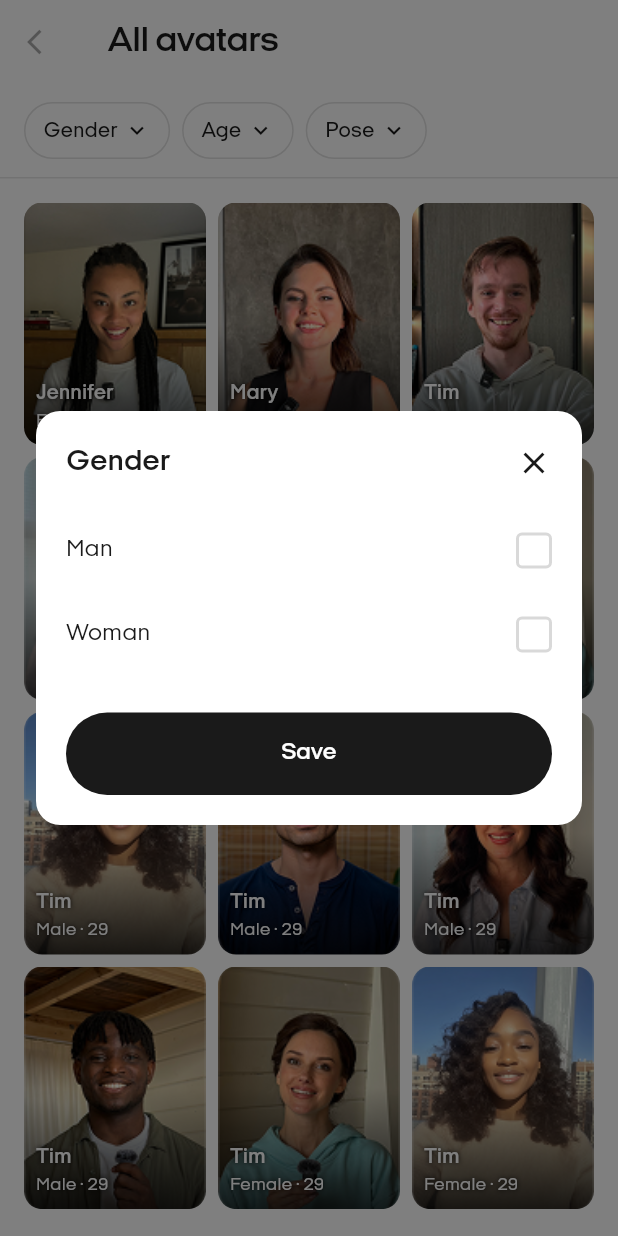
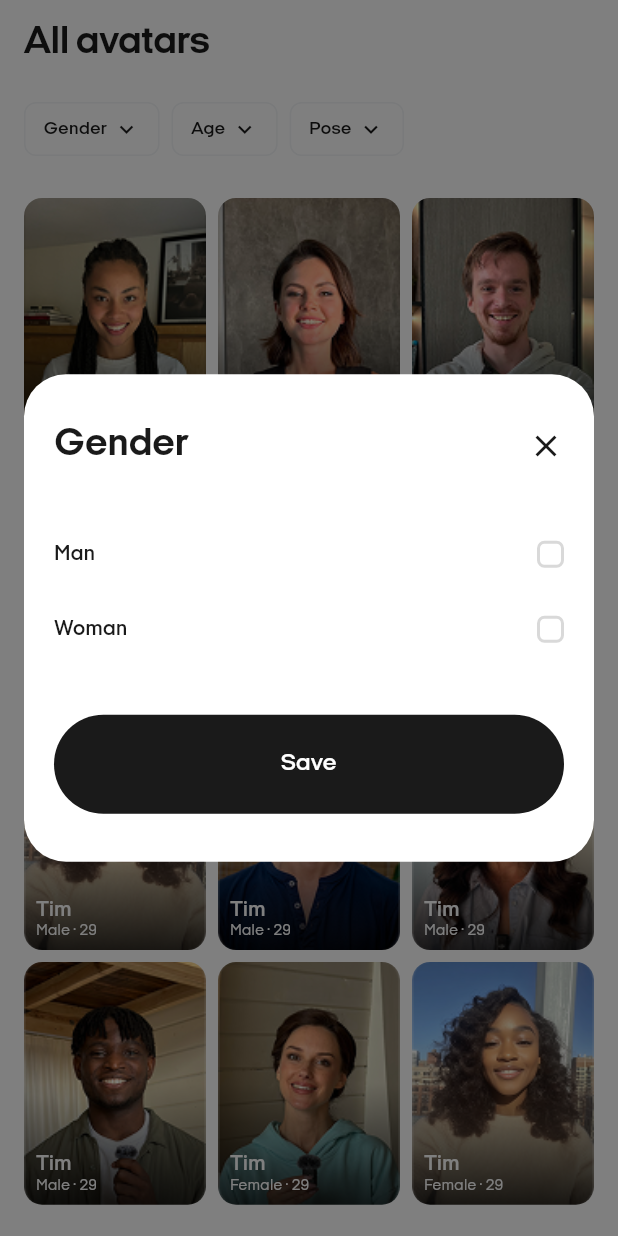
Before and after one commit to alexpays99/zeely_test_task, a Flutter app: the screen it shows after launch, after a tap on "Gender", on a phone screen of 412 x 824 dp. Run offline on Flutter 3.47's test engine with Material 3 defaults, Android fonts, the phone set to English and light mode, and no system bars.

Commit message:
improvement: app polish

```diff
--- a/lib/core/constants/app_colors.dart
+++ b/lib/core/constants/app_colors.dart
@@ -12,6 +12,7 @@ abstract final class AppColors {
   static const Color chipSelectedBackground = Color(0xFF1A1A1A);
   static const Color chipSelectedText = Color(0xFFFFFFFF);
   static const Color chipBorder = Color(0xFFE0E0E0);
+  static const Color borderDefault = Color(0xFFF2F4F6);
   static const Color buttonPrimary = Color(0xFF1A1A1A);
   static const Color buttonText = Color(0xFFFFFFFF);
   static const Color iconColor = Color(0xFF1A1A1A);
--- /dev/null
+++ b/lib/core/theme/app_text_styles.dart
@@ -0,0 +1,64 @@
+import 'package:flutter/material.dart';
+
+import '../constants/app_colors.dart';
+import 'app_theme.dart';
+
+abstract final class AppTextStyles {
+  static const TextStyle _base = TextStyle(
+    fontFamily: AppTheme.fontFamily,
+    color: AppColors.textPrimary,
+  );
+
+  static TextStyle get titleLarge =>
+      _base.copyWith(fontSize: 26, fontWeight: FontWeight.w700, height: 1.2);
+
+  static TextStyle get titleMedium =>
+      _base.copyWith(fontSize: 26, fontWeight: FontWeight.w700, height: 1.2);
+
+  static TextStyle get emptyStateTitle =>
+      _base.copyWith(fontSize: 22, fontWeight: FontWeight.w700, height: 1.2);
+
+  static TextStyle get emptyStateAction =>
+      _base.copyWith(fontSize: 16, fontWeight: FontWeight.w600, height: 1.35);
+
+  static TextStyle get filterChipLabel =>
+      _base.copyWith(fontSize: 12, fontWeight: FontWeight.w600, height: 1.0);
+
+  static TextStyle get filterChipCount => _base.copyWith(
+    fontSize: 12,
+    fontWeight: FontWeight.w700,
+    height: 1.0,
+    color: AppColors.textPrimary,
+  );
+
+  static TextStyle get filterOptionTitle =>
+      _base.copyWith(fontSize: 14, fontWeight: FontWeight.w600, height: 1.1);
+
+  static TextStyle get filterOptionSubtitle => _base.copyWith(
+    fontSize: 14,
+    fontWeight: FontWeight.w400,
+    height: 1.4,
+    color: AppColors.textPrimary,
+  );
+
+  static TextStyle get avatarName => _base.copyWith(
+    fontSize: 14,
+    fontWeight: FontWeight.w600,
+    color: AppColors.white,
+    height: 1.2,
+  );
+
+  static TextStyle get avatarSubtitle => _base.copyWith(
+    fontSize: 10,
+    fontWeight: FontWeight.w400,
+    color: AppColors.white,
+    height: 1.0,
+  );
+
+  static TextStyle get buttonLabel => _base.copyWith(
+    fontSize: 16,
+    fontWeight: FontWeight.w600,
+    height: 1.0,
+    color: AppColors.white,
+  );
+}
--- a/lib/main.dart
+++ b/lib/main.dart
@@ -5,7 +5,7 @@ import 'core/theme/app_theme.dart';
 import 'data/datasources/avatar_local_datasource.dart';
 import 'data/repositories/avatar_repository_impl.dart';
 import 'presentation/controllers/avatar_list_controller.dart';
-import 'presentation/screens/avatar_list_screen.dart';
+import 'presentation/avatar_list_screen.dart';
 
 void main() {
   runApp(const MyApp());
--- a/lib/presentation/screens/avatar_list_screen.dart
+++ b/lib/presentation/avatar_list_screen.dart
@@ -1,18 +1,18 @@
 import 'package:flutter/material.dart';
 import 'package:provider/provider.dart';
 
-import '../../core/constants/app_colors.dart';
-import '../../core/constants/app_strings.dart';
-import '../../core/utils/filter_display_helper.dart';
-import '../../domain/entities/age_group.dart';
-import '../../domain/entities/gender.dart';
-import '../../domain/entities/pose.dart';
-import '../controllers/avatar_list_controller.dart';
-import '../widgets/avatar_grid.dart';
-import '../widgets/avatar_list_app_bar.dart';
-import '../widgets/empty_state_view.dart';
-import '../widgets/filter_bar.dart';
-import '../widgets/filter_popup.dart';
+import '../core/constants/app_colors.dart';
+import '../core/constants/app_strings.dart';
+import '../core/utils/filter_display_helper.dart';
+import '../domain/entities/age_group.dart';
+import '../domain/entities/gender.dart';
+import '../domain/entities/pose.dart';
+import 'controllers/avatar_list_controller.dart';
+import 'widgets/avatar_grid.dart';
+import 'widgets/avatar_list_app_bar.dart';
+import 'widgets/empty_state_view.dart';
+import 'widgets/filter_bar.dart';
+import 'widgets/filter_popup.dart';
 
 class AvatarListScreen extends StatefulWidget {
   const AvatarListScreen({super.key});
@@ -34,7 +34,8 @@ class _AvatarListScreenState extends State<AvatarListScreen> {
       backgroundColor: AppColors.surface,
       appBar: const AvatarListAppBar(),
       body: Consumer<AvatarListController>(
-        builder: (context, controller, _) => Column(
+        builder:
+            (context, controller, _) => Column(
               children: [
                 FilterBar(
                   filter: controller.filter,
@@ -44,11 +45,13 @@ class _AvatarListScreenState extends State<AvatarListScreen> {
                   onAgeTap: () => _showAgeFilter(controller),
                   onPoseTap: () => _showPoseFilter(controller),
                 ),
-            const Divider(height: 1, color: AppColors.divider),
                 Expanded(
-              child: controller.hasResults
+                  child:
+                      controller.hasResults
                           ? AvatarGrid(avatars: controller.avatars)
-                  : EmptyStateView(onClearFilters: controller.clearAllFilters),
+                          : EmptyStateView(
+                            onClearFilters: controller.clearAllFilters,
+                          ),
                 ),
               ],
             ),
--- a/lib/presentation/widgets/avatar_grid_item.dart
+++ b/lib/presentation/widgets/avatar_grid_item.dart
@@ -1,5 +1,6 @@
 import 'package:flutter/material.dart';
 import '../../core/constants/app_colors.dart';
+import '../../core/theme/app_text_styles.dart';
 import '../../core/utils/filter_display_helper.dart';
 import '../../domain/entities/avatar.dart';
 
@@ -26,9 +27,7 @@ class AvatarGridItem extends StatelessWidget {
               child: Center(
                 child: Text(
                   avatar.name[0],
-                  style: const TextStyle(
-                    fontSize: 32,
-                    fontWeight: FontWeight.w600,
+                  style: AppTextStyles.titleLarge.copyWith(
                     color: AppColors.textSecondary,
                   ),
                 ),
@@ -45,31 +44,11 @@ class AvatarGridItem extends StatelessWidget {
               children: [
                 Text(
                   avatar.name,
-                  style: const TextStyle(
-                    fontSize: 14,
-                    fontWeight: FontWeight.w600,
-                    color: AppColors.white,
-                    shadows: [
-                      Shadow(
-                        blurRadius: 4,
-                        color: AppColors.black,
-                      ),
-                    ],
-                  ),
+                  style: AppTextStyles.avatarName,
                 ),
                 Text(
                   '${FilterDisplayHelper.getGenderShortLabel(avatar.gender)} · ${avatar.age}',
-                  style: const TextStyle(
-                    fontSize: 12,
-                    fontWeight: FontWeight.w400,
-                    color: AppColors.white,
-                    shadows: [
-                      Shadow(
-                        blurRadius: 4,
-                        color: AppColors.black,
-                      ),
-                    ],
-                  ),
+                  style: AppTextStyles.avatarSubtitle,
                 ),
               ],
             ),
--- a/lib/presentation/widgets/avatar_list_app_bar.dart
+++ b/lib/presentation/widgets/avatar_list_app_bar.dart
@@ -1,13 +1,12 @@
 import 'package:flutter/material.dart';
+
 import '../../core/constants/app_strings.dart';
+import '../../core/theme/app_text_styles.dart';
 
 class AvatarListAppBar extends StatelessWidget implements PreferredSizeWidget {
   final VoidCallback? onBackPressed;
 
-  const AvatarListAppBar({
-    super.key,
-    this.onBackPressed,
-  });
+  const AvatarListAppBar({super.key, this.onBackPressed});
 
   @override
   Size get preferredSize => const Size.fromHeight(kToolbarHeight);
@@ -15,11 +14,7 @@ class AvatarListAppBar extends StatelessWidget implements PreferredSizeWidget {
   @override
   Widget build(BuildContext context) {
     return AppBar(
-      leading: IconButton(
-        icon: const Icon(Icons.arrow_back_ios, size: 20),
-        onPressed: onBackPressed,
-      ),
-      title: const Text(AppStrings.allAvatars),
+      title: Text(AppStrings.allAvatars, style: AppTextStyles.titleLarge),
     );
   }
 }
--- a/lib/presentation/widgets/clear_filters_button.dart
+++ b/lib/presentation/widgets/clear_filters_button.dart
@@ -1,29 +1,25 @@
 import 'package:flutter/material.dart';
+
 import '../../core/constants/app_colors.dart';
 
 class ClearFiltersButton extends StatelessWidget {
   final VoidCallback onTap;
 
-  const ClearFiltersButton({
-    super.key,
-    required this.onTap,
-  });
+  const ClearFiltersButton({super.key, required this.onTap});
 
   @override
   Widget build(BuildContext context) {
     return GestureDetector(
       onTap: onTap,
       child: Container(
-        padding: const EdgeInsets.all(8),
-        decoration: const BoxDecoration(
-          color: AppColors.chipBackground,
-          shape: BoxShape.circle,
+        height: 36,
+        width: 36,
+        decoration: BoxDecoration(
+          color: AppColors.surface,
+          borderRadius: BorderRadius.circular(8),
+          border: Border.all(color: AppColors.borderDefault),
         ),
-        child: const Icon(
-          Icons.close,
-          size: 16,
-          color: AppColors.iconColor,
-        ),
+        child: const Icon(Icons.close, size: 24, color: AppColors.iconColor),
       ),
     );
   }
--- a/lib/presentation/widgets/empty_state_view.dart
+++ b/lib/presentation/widgets/empty_state_view.dart
@@ -1,14 +1,13 @@
 import 'package:flutter/material.dart';
-import '../../core/constants/app_colors.dart';
+import 'package:zeely_test_task/core/constants/app_colors.dart';
+
 import '../../core/constants/app_strings.dart';
+import '../../core/theme/app_text_styles.dart';
 
 class EmptyStateView extends StatelessWidget {
   final VoidCallback onClearFilters;
 
-  const EmptyStateView({
-    super.key,
-    required this.onClearFilters,
-  });
+  const EmptyStateView({super.key, required this.onClearFilters});
 
   @override
   Widget build(BuildContext context) {
@@ -18,31 +17,29 @@ class EmptyStateView extends StatelessWidget {
         child: Column(
           mainAxisAlignment: MainAxisAlignment.center,
           children: [
-            Image.asset(
-              'assets/images/empty_cup.png',
-              width: 120,
-              height: 120,
-            ),
+            Image.asset('assets/images/empty_cup.png', width: 120, height: 120),
             const SizedBox(height: 24),
-            const Text(
+            Text(
               AppStrings.nothingFound,
               textAlign: TextAlign.center,
-              style: TextStyle(
-                fontSize: 16,
-                fontWeight: FontWeight.w400,
-                color: AppColors.textSecondary,
-              ),
+              style: AppTextStyles.emptyStateTitle,
             ),
             const SizedBox(height: 16),
             GestureDetector(
               onTap: onClearFilters,
-              child: const Text(
-                AppStrings.clearFilters,
-                style: TextStyle(
-                  fontSize: 16,
-                  fontWeight: FontWeight.w500,
-                  color: AppColors.clearFiltersText,
-                  decoration: TextDecoration.underline,
+              child: Container(
+                padding: const EdgeInsets.symmetric(
+                  horizontal: 32,
+                  vertical: 20,
+                ),
+                decoration: BoxDecoration(
+                  color: AppColors.white,
+                  borderRadius: BorderRadius.circular(100),
+                  border: Border.all(color: AppColors.borderDefault, width: 1),
+                ),
+                child: Text(
+                  AppStrings.clearFilters,
+                  style: AppTextStyles.emptyStateAction,
                 ),
               ),
             ),
--- a/lib/presentation/widgets/filter_chip_button.dart
+++ b/lib/presentation/widgets/filter_chip_button.dart
@@ -1,5 +1,7 @@
 import 'package:flutter/material.dart';
+
 import '../../core/constants/app_colors.dart';
+import '../../core/theme/app_text_styles.dart';
 
 class FilterChipButton extends StatelessWidget {
   final String label;
@@ -20,39 +22,32 @@ class FilterChipButton extends StatelessWidget {
     return GestureDetector(
       onTap: onTap,
       child: Container(
-        padding: const EdgeInsets.symmetric(horizontal: 12, vertical: 8),
+        height: 36,
+        padding: const EdgeInsets.symmetric(horizontal: 12, vertical: 0),
         decoration: BoxDecoration(
-          color: isActive ? AppColors.chipSelectedBackground : AppColors.surface,
-          borderRadius: BorderRadius.circular(20),
-          border: Border.all(
-            color: isActive ? AppColors.chipSelectedBackground : AppColors.chipBorder,
-          ),
+          color: AppColors.surface,
+          borderRadius: BorderRadius.circular(8),
+          border: Border.all(color: AppColors.borderDefault),
         ),
         child: Row(
           mainAxisSize: MainAxisSize.min,
+          mainAxisAlignment: MainAxisAlignment.center,
           children: [
-            Text(
-              label,
-              style: TextStyle(
-                fontSize: 14,
-                fontWeight: FontWeight.w500,
-                color: isActive ? AppColors.chipSelectedText : AppColors.textPrimary,
-              ),
-            ),
+            Text(label, style: AppTextStyles.filterChipLabel),
             if (activeCount != null && activeCount! > 0) ...[
               const SizedBox(width: 4),
               Container(
-                padding: const EdgeInsets.symmetric(horizontal: 6, vertical: 2),
-                decoration: BoxDecoration(
-                  color: AppColors.surface,
-                  borderRadius: BorderRadius.circular(10),
+                width: 20,
+                height: 20,
+                decoration: const BoxDecoration(
+                  color: AppColors.chipSelectedBackground,
+                  shape: BoxShape.circle,
                 ),
+                alignment: Alignment.center,
                 child: Text(
                   '$activeCount',
-                  style: const TextStyle(
-                    fontSize: 12,
-                    fontWeight: FontWeight.w600,
-                    color: AppColors.textPrimary,
+                  style: AppTextStyles.filterChipCount.copyWith(
+                    color: AppColors.white,
                   ),
                 ),
               ),
@@ -61,7 +56,7 @@ class FilterChipButton extends StatelessWidget {
             Icon(
               Icons.keyboard_arrow_down,
               size: 18,
-              color: isActive ? AppColors.chipSelectedText : AppColors.textPrimary,
+              color: AppColors.textPrimary,
             ),
           ],
         ),
--- a/lib/presentation/widgets/filter_option_tile.dart
+++ b/lib/presentation/widgets/filter_option_tile.dart
@@ -1,5 +1,8 @@
 import 'package:flutter/material.dart';
+
 import '../../core/constants/app_colors.dart';
+import '../../core/constants/app_constants.dart';
+import '../../core/theme/app_text_styles.dart';
 
 class FilterOptionTile extends StatelessWidget {
   final String title;
@@ -17,8 +20,9 @@ class FilterOptionTile extends StatelessWidget {
 
   @override
   Widget build(BuildContext context) {
-    return InkWell(
+    return GestureDetector(
       onTap: onTap,
+      behavior: HitTestBehavior.opaque,
       child: Padding(
         padding: const EdgeInsets.symmetric(vertical: 16),
         child: Row(
@@ -27,45 +31,39 @@ class FilterOptionTile extends StatelessWidget {
               child: Column(
                 crossAxisAlignment: CrossAxisAlignment.start,
                 children: [
-                  Text(
-                    title,
-                    style: const TextStyle(
-                      fontSize: 16,
-                      fontWeight: FontWeight.w400,
-                      color: AppColors.textPrimary,
-                    ),
-                  ),
+                  Text(title, style: AppTextStyles.filterOptionTitle),
                   if (subtitle != null) ...[
                     const SizedBox(height: 2),
-                    Text(
-                      subtitle!,
-                      style: const TextStyle(
-                        fontSize: 14,
-                        color: AppColors.textSecondary,
-                      ),
-                    ),
+                    Text(subtitle!, style: AppTextStyles.filterOptionSubtitle),
                   ],
                 ],
               ),
             ),
-            Container(
-              width: 24,
-              height: 24,
+            AnimatedContainer(
+              duration: AppConstants.animationFast,
+              curve: Curves.easeInOut,
+              width: 18,
+              height: 18,
               decoration: BoxDecoration(
-                borderRadius: BorderRadius.circular(4),
+                borderRadius: BorderRadius.circular(5),
                 border: Border.all(
-                  color: isSelected ? AppColors.radioActive : AppColors.radioInactive,
+                  color:
+                      isSelected
+                          ? AppColors.radioActive
+                          : AppColors.radioInactive,
                   width: 2,
                 ),
                 color: isSelected ? AppColors.radioActive : AppColors.white,
               ),
-              child: isSelected
-                  ? const Icon(
-                      Icons.check,
-                      size: 16,
-                      color: AppColors.white,
-                    )
-                  : null,
+              child: AnimatedOpacity(
+                duration: AppConstants.animationFast,
+                opacity: isSelected ? 1.0 : 0.0,
+                child: const Icon(
+                  Icons.check,
+                  size: 12,
+                  color: AppColors.white,
+                ),
+              ),
             ),
           ],
         ),
--- a/lib/presentation/widgets/filter_popup.dart
+++ b/lib/presentation/widgets/filter_popup.dart
@@ -1,7 +1,9 @@
 import 'package:flutter/material.dart';
 import 'package:provider/provider.dart';
+
 import '../../core/constants/app_colors.dart';
 import '../../core/constants/app_constants.dart';
+import '../../core/theme/app_text_styles.dart';
 import '../controllers/avatar_list_controller.dart';
 import 'filter_option_tile.dart';
 import 'primary_button.dart';
@@ -36,12 +38,10 @@ class FilterPopup<T> extends StatelessWidget {
       value: controller,
       child: Dialog(
         backgroundColor: AppColors.surface,
-        shape: RoundedRectangleBorder(
-          borderRadius: BorderRadius.circular(16),
-        ),
-        insetPadding: const EdgeInsets.symmetric(horizontal: 24, vertical: 24),
+        shape: RoundedRectangleBorder(borderRadius: BorderRadius.circular(28)),
+        insetPadding: const EdgeInsets.symmetric(horizontal: 16),
         child: Padding(
-          padding: const EdgeInsets.all(20),
+          padding: const EdgeInsets.symmetric(horizontal: 20, vertical: 32),
           child: Consumer<AvatarListController>(
             builder: (context, ctrl, _) {
               final selectedOptions = selectedOptionsSelector(ctrl);
@@ -52,14 +52,7 @@ class FilterPopup<T> extends StatelessWidget {
                   Row(
                     mainAxisAlignment: MainAxisAlignment.spaceBetween,
                     children: [
-                      Text(
-                        title,
-                        style: const TextStyle(
-                          fontSize: 20,
-                          fontWeight: FontWeight.w600,
-                          color: AppColors.textPrimary,
-                        ),
-                      ),
+                      Text(title, style: AppTextStyles.titleMedium),
                       GestureDetector(
                         onTap: () => Navigator.pop(context),
                         child: const Icon(
@@ -70,7 +63,7 @@ class FilterPopup<T> extends StatelessWidget {
                       ),
                     ],
                   ),
-                  const SizedBox(height: 16),
+                  const SizedBox(height: 32),
                   ...options.map(
                     (option) => FilterOptionTile(
                       title: labelBuilder(option),
@@ -79,7 +72,7 @@ class FilterPopup<T> extends StatelessWidget {
                       onTap: () => onToggle(option),
                     ),
                   ),
-                  const SizedBox(height: 24),
+                  const SizedBox(height: 32),
                   PrimaryButton(
                     label: saveLabel,
                     onPressed: () {
@@ -87,6 +80,7 @@ class FilterPopup<T> extends StatelessWidget {
                       Navigator.pop(context);
                     },
                   ),
+                  // const SizedBox(height: 32),
                 ],
               );
             },
@@ -114,7 +108,8 @@ class FilterPopup<T> extends StatelessWidget {
       barrierLabel: title,
       barrierColor: AppColors.overlay,
       transitionDuration: AppConstants.animationNormal,
-      pageBuilder: (context, animation, secondaryAnimation) => FilterPopup<T>(
+      pageBuilder:
+          (context, animation, secondaryAnimation) => FilterPopup<T>(
             title: title,
             options: options,
             selectedOptionsSelector: selectedOptionsSelector,
--- a/lib/presentation/widgets/primary_button.dart
+++ b/lib/presentation/widgets/primary_button.dart
@@ -1,5 +1,7 @@
 import 'package:flutter/material.dart';
+
 import '../../core/constants/app_colors.dart';
+import '../../core/theme/app_text_styles.dart';
 
 class PrimaryButton extends StatelessWidget {
   final String label;
@@ -13,25 +15,19 @@ class PrimaryButton extends StatelessWidget {
 
   @override
   Widget build(BuildContext context) {
-    return SizedBox(
-      width: double.infinity,
-      child: ElevatedButton(
-        onPressed: onPressed,
-        style: ElevatedButton.styleFrom(
-          backgroundColor: AppColors.buttonPrimary,
-          foregroundColor: AppColors.buttonText,
-          padding: const EdgeInsets.symmetric(vertical: 16),
-          shape: RoundedRectangleBorder(
-            borderRadius: BorderRadius.circular(30),
-          ),
-          elevation: 0,
+    return GestureDetector(
+      onTap: onPressed,
+      child: Container(
+        width: double.infinity,
+        padding: const EdgeInsets.symmetric(vertical: 25),
+        decoration: BoxDecoration(
+          color: AppColors.buttonPrimary,
+          borderRadius: BorderRadius.circular(100),
         ),
         child: Text(
           label,
-          style: const TextStyle(
-            fontSize: 16,
-            fontWeight: FontWeight.w600,
-          ),
+          textAlign: TextAlign.center,
+          style: AppTextStyles.buttonLabel,
         ),
       ),
     );
```
Lines whose indentation alone changed are shown as unchanged.
